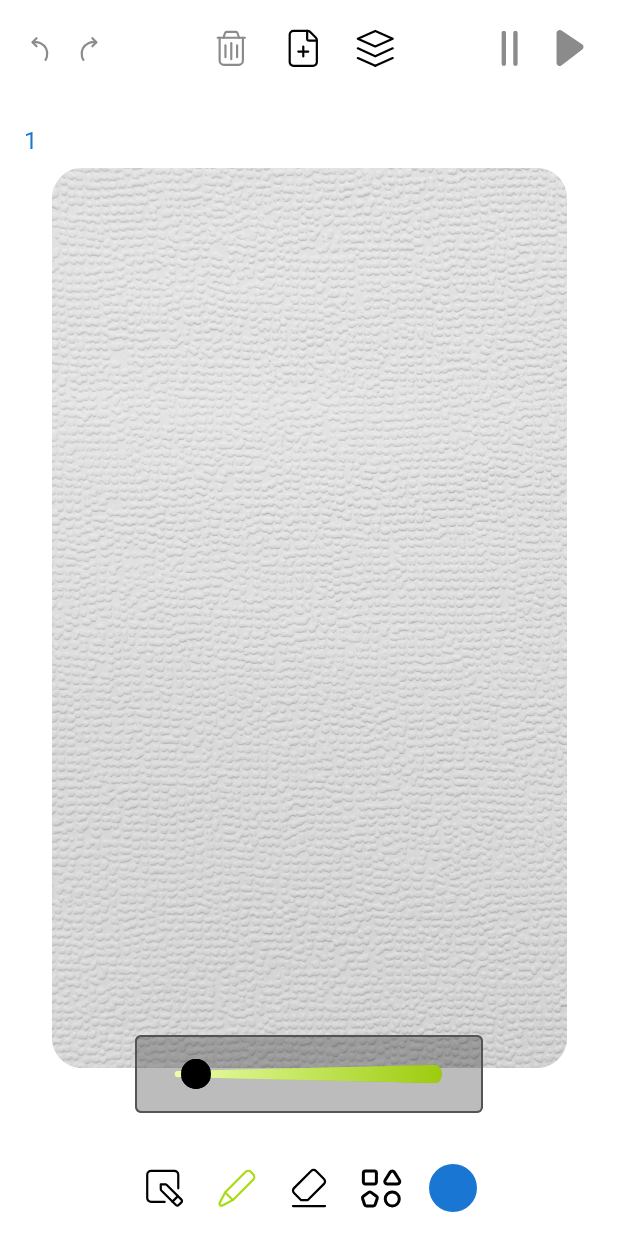
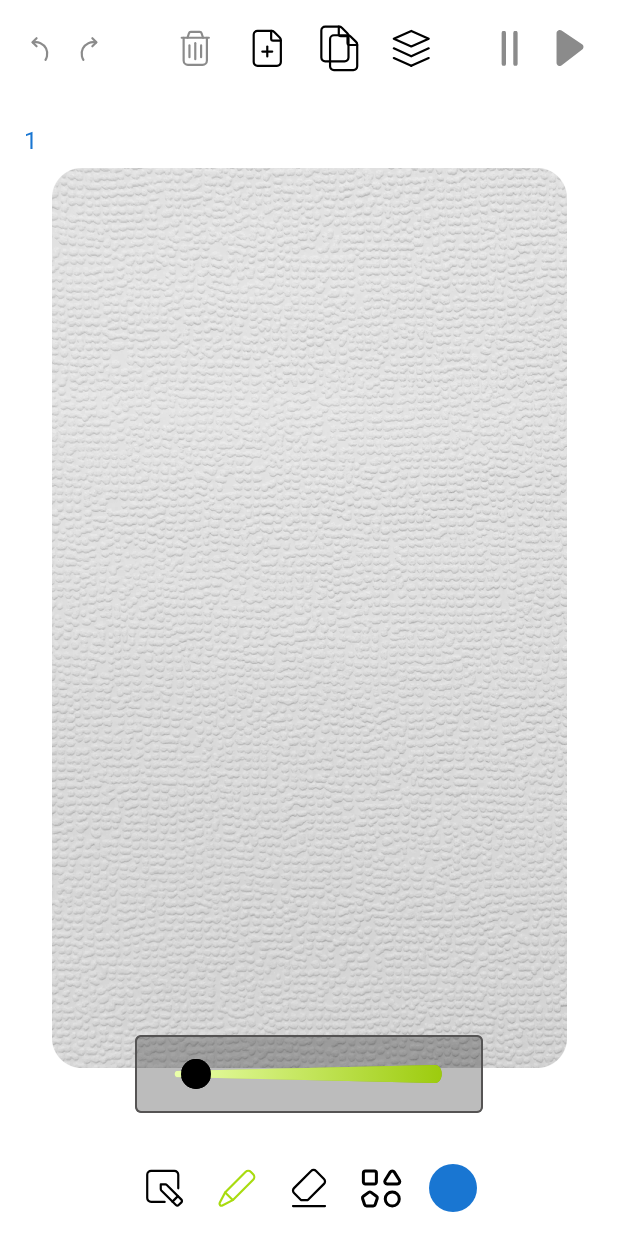
Before and after one commit to catsoft/moving_pictures, an Android app built with Jetpack Compose: the screen it shows after launch (MainActivity), on a phone screen of 412 x 824 dp. Run offline under Robolectric (Android 15) with nearby library versions, the light colour scheme and no system bars; 9 statements that could not run were skipped.

Commit message:
Copy and eth

```diff
--- a/app/src/main/java/com/movingPictures/compose/MPIcons.kt
+++ b/app/src/main/java/com/movingPictures/compose/MPIcons.kt
@@ -25,6 +25,10 @@ object MPIcons {
 
     @Composable
     fun IcAddFile(modifier: Modifier = Modifier, tint: Color? = LocalContentColor.current) = ChatfuelIcon(R.drawable.ic_add_file, modifier, tint)
+
+    @Composable
+    fun IcCopy(modifier: Modifier = Modifier, tint: Color? = LocalContentColor.current) = ChatfuelIcon(R.drawable.ic_copy, modifier, tint)
+
 
     @Composable
     fun IcBrush(modifier: Modifier = Modifier, tint: Color? = LocalContentColor.current) = ChatfuelIcon(R.drawable.ic_brush, modifier, tint)
--- a/app/src/main/java/com/movingPictures/data/GiftComposer.kt
+++ b/app/src/main/java/com/movingPictures/data/GiftComposer.kt
@@ -12,16 +12,18 @@ class GiftComposer(initGif: Gif = Gif(listOf())) {
         frames.tryEmit(_frames)
     }
 
-    fun addFrame(frame: Frame, position: Int? = null) {
+    fun addFrame(frame: Frame, position: Int? = null): String {
+        val composer = FrameComposer(frame)
         if (position != null) {
-            _frames.add(position, FrameComposer(frame))
+            _frames.add(position, composer)
         } else {
-            _frames.add(FrameComposer(frame))
+            _frames.add(composer)
         }
         for (i in _frames.indices) {
             _frames[i].number = i + 1L
         }
         frames.tryEmit(_frames)
+        return composer.id
     }
 
     fun moveFrame(frameId: String, newPosition: Int) {
--- a/app/src/main/java/com/movingPictures/ui/screens/canvas/CanvasScreen.kt
+++ b/app/src/main/java/com/movingPictures/ui/screens/canvas/CanvasScreen.kt
@@ -45,10 +45,11 @@ fun CanvasScreen(modifier: Modifier = Modifier, viewModel: CanvasViewModel) {
         }
 
         val tools = viewModel.currentTool.collectAsState()
-        ColorPickerPopup(tools.value == ControlTool.COLOR_PICKER, viewModel)
+        val playState = viewModel.gifPlayer.playState.collectAsState()
+        ColorPickerPopup(tools.value == ControlTool.COLOR_PICKER && playState.value == PlayState.PAUSED, viewModel)
 
         val fullPalette = viewModel.fullPalette.collectAsState()
-        ColorFullPalettePickerPopup(fullPalette.value, viewModel)
+        ColorFullPalettePickerPopup(fullPalette.value && playState.value == PlayState.PAUSED, viewModel)
 
         val settings = viewModel.drawSettings.collectAsState()
         val penThickness = remember { mutableFloatStateOf(settings.value.penSize) }
@@ -59,7 +60,7 @@ fun CanvasScreen(modifier: Modifier = Modifier, viewModel: CanvasViewModel) {
             modifier = Modifier
                 .align(Alignment.BottomCenter)
                 .padding(bottom = 82.dp),
-            show = tools.value == ControlTool.PEN,
+            show = tools.value == ControlTool.PEN && playState.value == PlayState.PAUSED,
             viewModel = viewModel,
             thickness = penThickness
         )
@@ -72,7 +73,7 @@ fun CanvasScreen(modifier: Modifier = Modifier, viewModel: CanvasViewModel) {
             modifier = Modifier
                 .align(Alignment.BottomCenter)
                 .padding(bottom = 82.dp),
-            show = tools.value == ControlTool.ERASER,
+            show = tools.value == ControlTool.ERASER && playState.value == PlayState.PAUSED,
             viewModel = viewModel,
             thickness = eraserThickness
         )
@@ -91,7 +92,7 @@ fun CanvasScreen(modifier: Modifier = Modifier, viewModel: CanvasViewModel) {
             Modifier
                 .align(Alignment.BottomCenter)
                 .padding(bottom = 82.dp),
-            show = tools.value == ControlTool.SHAPES,
+            show = tools.value == ControlTool.SHAPES && playState.value == PlayState.PAUSED,
             viewModel
         )
     }
@@ -120,9 +121,14 @@ fun TopBar(modifier: Modifier = Modifier, viewModel: CanvasViewModel) {
             MPIcons.IcBin(mediumIconModifier)
         }
 
-        val addButtonState = viewModel.addButtonState.collectAsState()
-        ControllableIcon(Modifier.padding(start = 16.dp), addButtonState.value, clickAction = { viewModel.addNewFrame() }) {
+        val addNewButtonState = viewModel.addNewButtonState.collectAsState()
+        ControllableIcon(Modifier.padding(start = 16.dp), addNewButtonState.value, clickAction = { viewModel.addNewFrame() }) {
             MPIcons.IcAddFile(mediumIconModifier)
+        }
+
+        val copyButtonState = viewModel.copyButtonState.collectAsState()
+        ControllableIcon(Modifier.padding(start = 16.dp), copyButtonState.value, clickAction = { viewModel.copyFrame() }) {
+            MPIcons.IcCopy(mediumIconModifier)
         }
 
         val layersButtonState = viewModel.layersButtonState.collectAsState()
--- a/app/src/main/java/com/movingPictures/ui/screens/canvas/CanvasViewModel.kt
+++ b/app/src/main/java/com/movingPictures/ui/screens/canvas/CanvasViewModel.kt
@@ -75,7 +75,8 @@ class CanvasViewModel() : ViewModel() {
     }.stateIn(viewModelScope, SharingStarted.Eagerly, ControllableState.DISABLED)
 
     val deleteButtonState = gifComposer.frames.combineStateWithPlayState { (it.size > 1).idleOrDisabled() }
-    val addButtonState = MutableStateFlow(ControllableState.IDLE).combineStateWithPlayState { it }
+    val addNewButtonState = MutableStateFlow(ControllableState.IDLE).combineStateWithPlayState { it }
+    val copyButtonState = MutableStateFlow(ControllableState.IDLE).combineStateWithPlayState { it }
     val layersButtonState = MutableStateFlow(ControllableState.IDLE).combineStateWithPlayState { it }
 
     val moveButtonState = currentTool.combineStateWithPlayState { (it == ControlTool.MOVE).activeOrIdle() }
@@ -127,8 +128,16 @@ class CanvasViewModel() : ViewModel() {
 
     fun addNewFrame() {
         currentFrame.value ?: return
-        gifComposer.addFrame(currentFrame.value!!.composeFrame())
-        gifState.selectLastFrame()
+        val newFrame = Frame()
+        val id = gifComposer.addFrame(newFrame)
+        gifState.selectFrame(id)
+    }
+
+    fun copyFrame() {
+        currentFrame.value ?: return
+        val frame = currentFrame.value!!.composeFrame()
+        val id = gifComposer.addFrame(frame)
+        gifState.selectFrame(id)
     }
 
     fun deleteFrame() {
@@ -137,7 +146,10 @@ class CanvasViewModel() : ViewModel() {
         gifState.selectLastFrame()
     }
 
-    fun play() = gifPlayer.play()
+    fun play() {
+        fullPalette.value = false
+        gifPlayer.play()
+    }
 
     fun pause() = gifPlayer.pause()
 
--- a/app/src/main/java/com/movingPictures/ui/screens/canvas/canvas/CanvasView.kt
+++ b/app/src/main/java/com/movingPictures/ui/screens/canvas/canvas/CanvasView.kt
@@ -10,7 +10,6 @@ import androidx.compose.foundation.layout.fillMaxWidth
 import androidx.compose.foundation.layout.wrapContentSize
 import androidx.compose.foundation.shape.RoundedCornerShape
 import androidx.compose.runtime.Composable
-import androidx.compose.runtime.LaunchedEffect
 import androidx.compose.runtime.collectAsState
 import androidx.compose.ui.Alignment
 import androidx.compose.ui.Modifier
@@ -128,15 +127,6 @@ private fun BoxScope.DrawFrame(
 ) {
     val frameState = composer.drawableState.collectAsState(listOf())
     val canvasState = composer.canvasState.collectAsState()
-    LaunchedEffect(frameState.value) {
-        frameState.value.forEach {
-            Log.d("DrawFrame", "drawable: $it")
-        }
-    }
-
-    LaunchedEffect(canvasState.value) {
-        Log.d("DrawFrame", "canvasState: $canvasState")
-    }
 
     Canvas(
         modifier
--- a/app/src/main/java/com/movingPictures/ui/screens/canvas/canvas/UserAction.kt
+++ b/app/src/main/java/com/movingPictures/ui/screens/canvas/canvas/UserAction.kt
@@ -8,16 +8,19 @@ import androidx.compose.ui.geometry.Offset
 import androidx.compose.ui.input.pointer.pointerInput
 import com.movingPictures.ui.screens.canvas.CanvasViewModel
 import com.movingPictures.ui.screens.canvas.ControlTool
+import com.movingPictures.ui.screens.canvas.PlayState
 
 @Composable
 fun onCurrentTool(viewModel: CanvasViewModel): Modifier {
     val tool = viewModel.currentTool.collectAsState()
+    val playState = viewModel.gifPlayer.playState.collectAsState()
 
     val penActionController = viewModel.penController
     val eraserActionController = viewModel.eraserController
     val moveActionController = viewModel.moveController
 
     fun onDrawUpdate(offset: Offset) {
+        if (playState.value == PlayState.PLAYING) return
         when (tool.value) {
             ControlTool.PEN -> penActionController.onDrawUpdate(offset)
             ControlTool.ERASER -> eraserActionController.onDrawUpdate(offset)
@@ -27,6 +30,7 @@ fun onCurrentTool(viewModel: CanvasViewModel): Modifier {
     }
 
     fun onCancel() {
+        if (playState.value == PlayState.PLAYING) return
         when (tool.value) {
             ControlTool.PEN -> penActionController.onCancel()
             ControlTool.ERASER -> eraserActionController.onCancel()
--- /dev/null
+++ b/app/src/main/res/drawable/ic_copy.xml
@@ -0,0 +1,43 @@
+<vector xmlns:android="http://schemas.android.com/apk/res/android"
+    android:width="32dp"
+    android:height="33dp"
+    android:viewportWidth="32"
+    android:viewportHeight="33">
+
+  <group android:translateX="-3" android:translateY="-3">
+    <path
+        android:pathData="M24.552,9.302L20.781,5.531C20.281,5.031 19.603,4.75 18.896,4.75H9.333C7.86,4.75 6.667,5.943 6.667,7.417V26.083C6.667,27.557 7.86,28.75 9.333,28.75H22.667C24.14,28.75 25.333,27.557 25.333,26.083V11.187C25.333,10.481 25.052,9.802 24.552,9.302Z"
+        android:strokeLineJoin="round"
+        android:strokeWidth="1.5"
+        android:fillColor="#00000000"
+        android:fillType="evenOdd"
+        android:strokeColor="#ffffff"
+        android:strokeLineCap="round"/>
+    <path
+        android:pathData="M25.333,11.417H20C19.264,11.417 18.667,10.819 18.667,10.083V4.75"
+        android:strokeLineJoin="round"
+        android:strokeWidth="1.5"
+        android:fillColor="#00000000"
+        android:strokeColor="#ffffff"
+        android:strokeLineCap="round"/>
+  </group>
+
+
+  <group android:translateY="3" android:translateX="3">
+    <path
+        android:pathData="M24.552,9.302L20.781,5.531C20.281,5.031 19.603,4.75 18.896,4.75H9.333C7.86,4.75 6.667,5.943 6.667,7.417V26.083C6.667,27.557 7.86,28.75 9.333,28.75H22.667C24.14,28.75 25.333,27.557 25.333,26.083V11.187C25.333,10.481 25.052,9.802 24.552,9.302Z"
+        android:strokeLineJoin="round"
+        android:strokeWidth="1.5"
+        android:fillColor="#00000000"
+        android:fillType="evenOdd"
+        android:strokeColor="#ffffff"
+        android:strokeLineCap="round"/>
+    <path
+        android:pathData="M25.333,11.417H20C19.264,11.417 18.667,10.819 18.667,10.083V4.75"
+        android:strokeLineJoin="round"
+        android:strokeWidth="1.5"
+        android:fillColor="#00000000"
+        android:strokeColor="#ffffff"
+        android:strokeLineCap="round"/>
+  </group>
+</vector>
```
